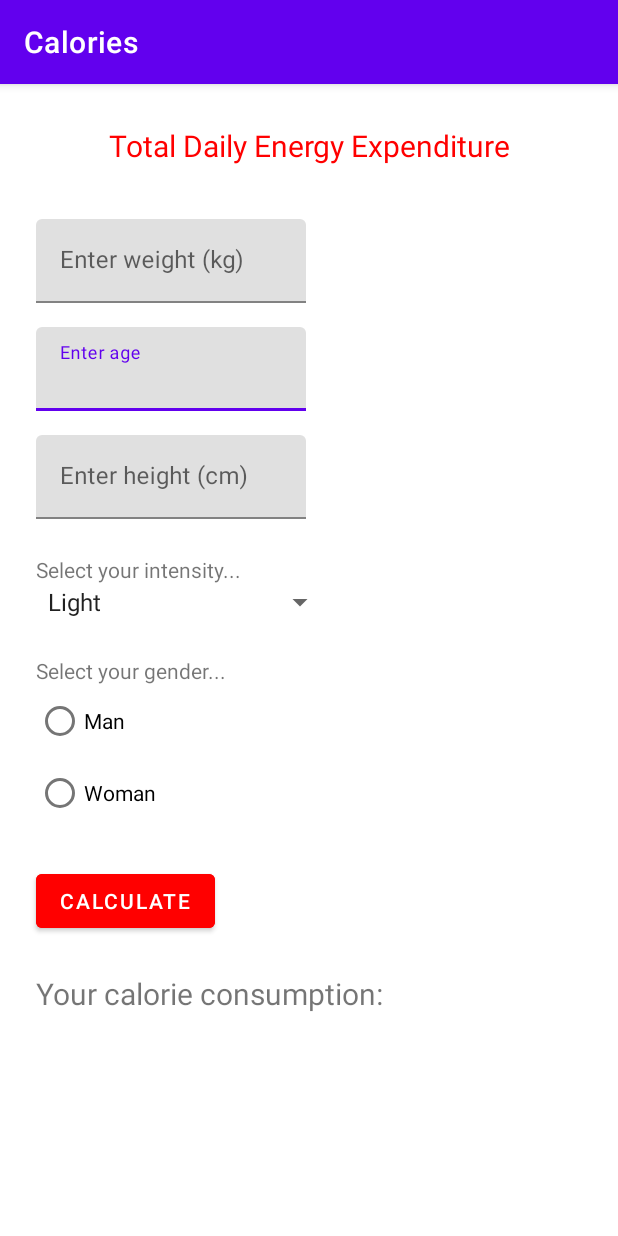
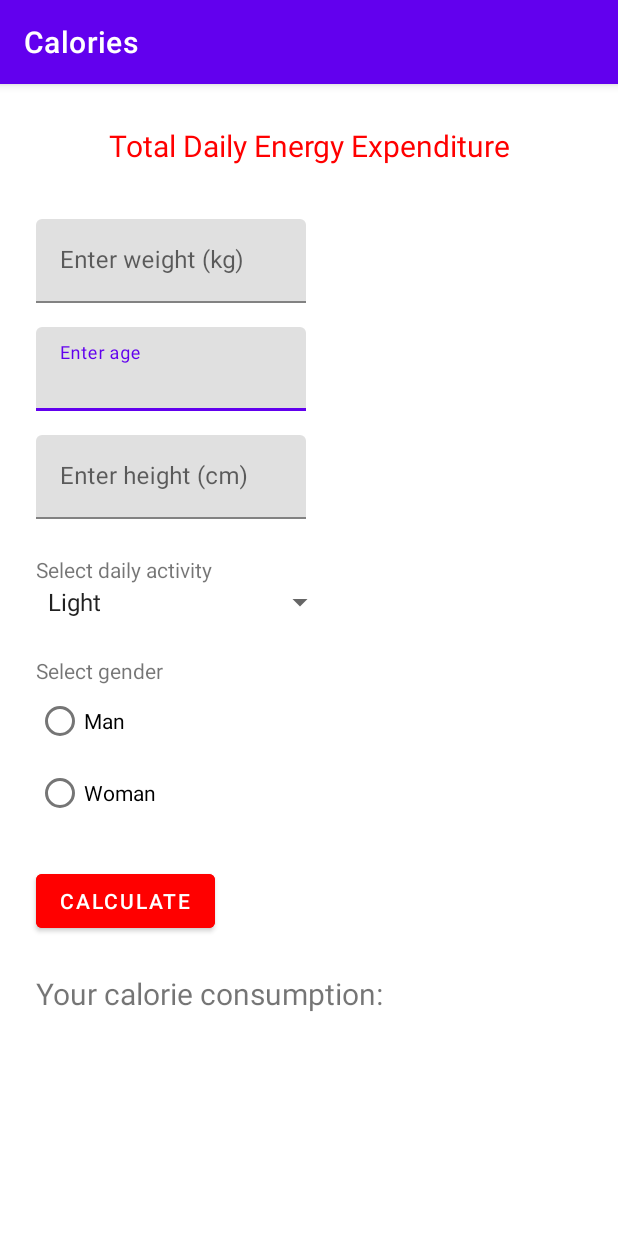
Before and after one commit to 21spo-mobile-project-g8/FitnessApp, an Android app: the CaloriesActivity screen opened directly, with no data from a screen before it, on a phone screen of 412 x 824 dp. Run offline under Robolectric (Android 15) with nearby library versions, the phone set to English and light mode, and no system bars.

Commit message:
Bugikorjausta
daily activitysta puuttui laskuri Extremelle

```diff
--- a/app/src/main/java/com/example/fitnessapp/CaloriesActivity.kt
+++ b/app/src/main/java/com/example/fitnessapp/CaloriesActivity.kt
@@ -88,6 +88,7 @@ class CaloriesActivity : AppCompatActivity() {
             2 -> 1.55
             3 -> 1.725
             4 -> 1.9
+            5 -> 2.2
             else -> 1.0
         }
         return bmr * multiplier
--- a/app/src/main/res/values/strings.xml
+++ b/app/src/main/res/values/strings.xml
@@ -20,7 +20,7 @@
     <string name="hello_second_fragment">Hello second fragment. Arg: %1$s</string>
 
     <string name="selected_intensity">Selected intensity:</string>
-    <string name="select_intensity">Select your intensity...</string>
+    <string name="select_intensity">Select daily activity</string>
     <string-array name="intensity">
         <item>Light</item>
         <item>Usual</item>
@@ -29,7 +29,7 @@
         <item>Very hard</item>
         <item>Extreme</item>
     </string-array>
-    <string name="select_gender">Select your gender...</string>
+    <string name="select_gender">Select gender</string>
     <string name="man">Man</string>
     <string name="woman">Woman</string>
     <string name="consumption">Your calorie consumption:</string>
```
